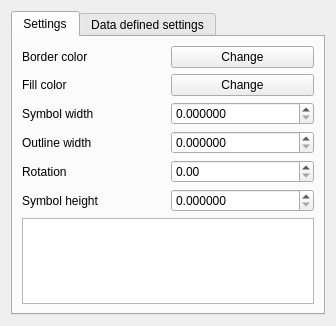
First picture: the form in src/ui/symbollayer/widget_ellipse.ui, repository qgis/QGIS, before the edit.
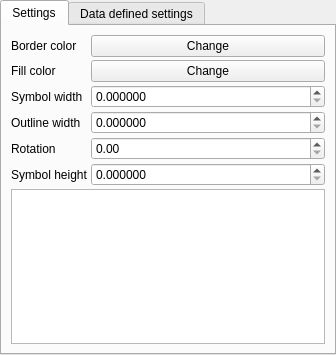
Second picture: the form after the edit. Custom widgets are drawn as their Qt base class.

Commit message: Set all symbol ui to use form layout rather then custom grid layout for each one.  More consistent ui.

Diff of the .ui file:
```diff
--- a/src/ui/symbollayer/widget_ellipse.ui
+++ b/src/ui/symbollayer/widget_ellipse.ui
@@ -7,13 +7,22 @@
     <x>0</x>
     <y>0</y>
     <width>336</width>
-    <height>326</height>
+    <height>355</height>
    </rect>
   </property>
   <property name="windowTitle">
    <string>Form</string>
   </property>
   <layout class="QGridLayout" name="gridLayout_2">
+   <property name="horizontalSpacing">
+    <number>0</number>
+   </property>
+   <property name="verticalSpacing">
+    <number>3</number>
+   </property>
+   <property name="margin">
+    <number>0</number>
+   </property>
    <item row="0" column="0">
     <widget class="QTabWidget" name="tabWidget">
      <property name="currentIndex">
@@ -23,7 +32,13 @@
       <attribute name="title">
        <string>Settings</string>
       </attribute>
-      <layout class="QGridLayout" name="gridLayout">
+      <layout class="QFormLayout" name="formLayout">
+       <property name="horizontalSpacing">
+        <number>3</number>
+       </property>
+       <property name="verticalSpacing">
+        <number>3</number>
+       </property>
        <item row="0" column="0">
         <widget class="QLabel" name="label">
          <property name="text">
@@ -86,6 +101,16 @@
          </property>
         </widget>
        </item>
+       <item row="4" column="0">
+        <widget class="QLabel" name="mRotationLabel">
+         <property name="text">
+          <string>Rotation</string>
+         </property>
+        </widget>
+       </item>
+       <item row="4" column="1">
+        <widget class="QDoubleSpinBox" name="mRotationSpinBox"/>
+       </item>
        <item row="5" column="0">
         <widget class="QLabel" name="mSymbolHeightLabel">
          <property name="text">
@@ -143,16 +168,6 @@
          </property>
         </widget>
        </item>
-       <item row="4" column="1">
-        <widget class="QDoubleSpinBox" name="mRotationSpinBox"/>
-       </item>
-       <item row="4" column="0">
-        <widget class="QLabel" name="mRotationLabel">
-         <property name="text">
-          <string>Rotation</string>
-         </property>
-        </widget>
-       </item>
       </layout>
      </widget>
      <widget class="QWidget" name="tab_2">
```
Left out of the diff: 30 changed lines with no effect on the pictures. The commit also changes 11 other files.
